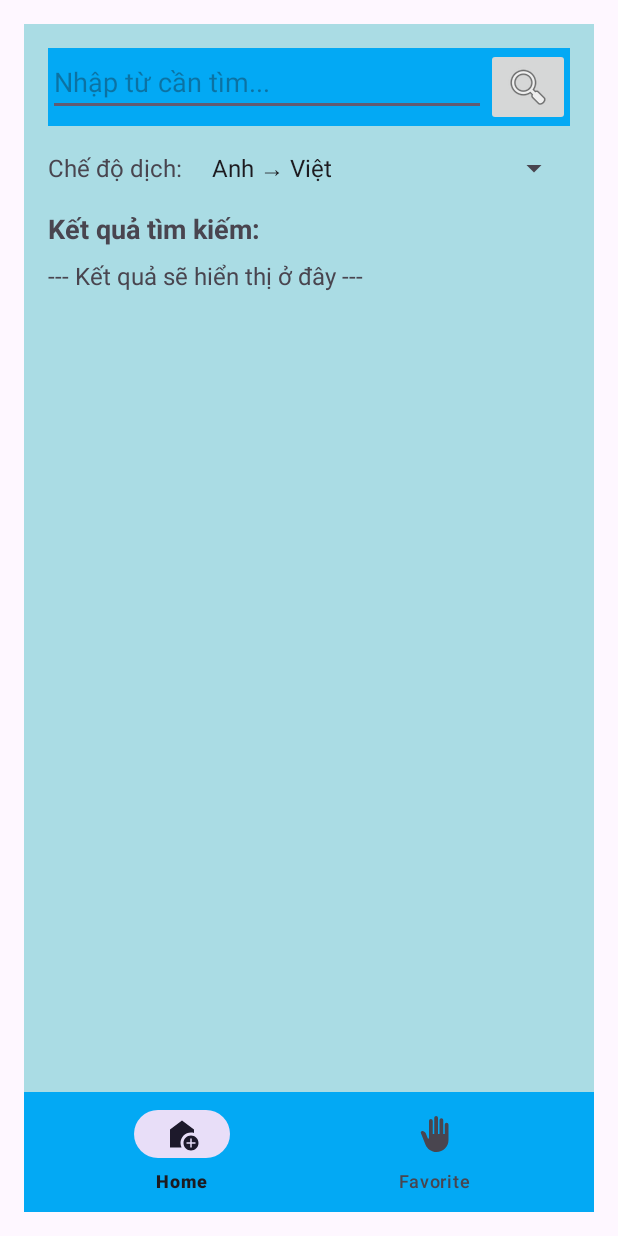
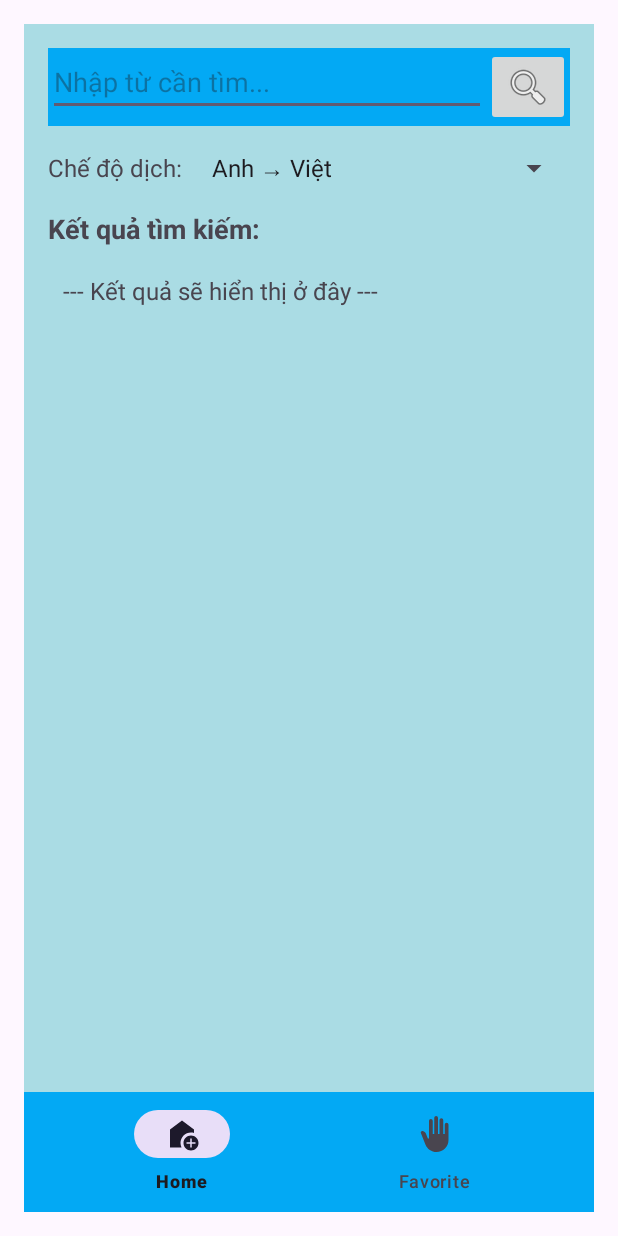
Before and after one commit to sungocanhkien/Android_App, an Android app: the screen it shows after launch (MainActivity), on a phone screen of 412 x 824 dp. Run offline under Robolectric (Android 15) with nearby library versions, the phone set to English and light mode, and no system bars.

Commit message:
Update fragment_home.xml

```diff
--- a/Vietnamese_English_Dictionary/app/src/main/res/layout/fragment_home.xml
+++ b/Vietnamese_English_Dictionary/app/src/main/res/layout/fragment_home.xml
@@ -66,6 +66,11 @@
         android:textStyle="bold"
         android:layout_marginBottom="8dp"/>
 
+    <LinearLayout
+        android:layout_width="match_parent"
+        android:layout_height="wrap_content"
+        android:orientation="horizontal"
+        android:padding="10dp">
         <ScrollView
             android:layout_width="match_parent"
             android:layout_height="371dp"
@@ -83,6 +88,7 @@
             android:id="@+id/btn_toggle_favorite"
             android:layout_width="wrap_content"
             android:layout_height="wrap_content"
+            android:layout_marginLeft="15dp"
             android:layout_gravity="center_horizontal"
             android:layout_marginTop="16dp"
             android:background="?attr/selectableItemBackgroundBorderless"
@@ -90,3 +96,4 @@
             android:padding="5dp"
             android:src="@drawable/heart" />
     </LinearLayout>
+</LinearLayout>
```
Lines whose indentation alone changed are shown as unchanged.
